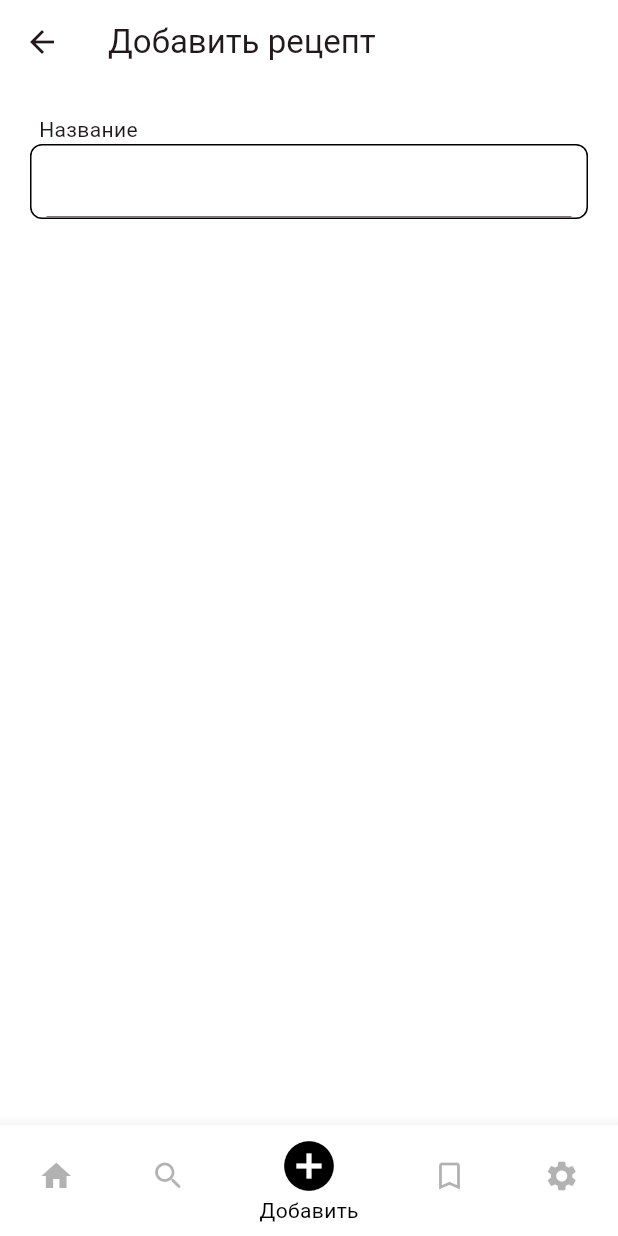
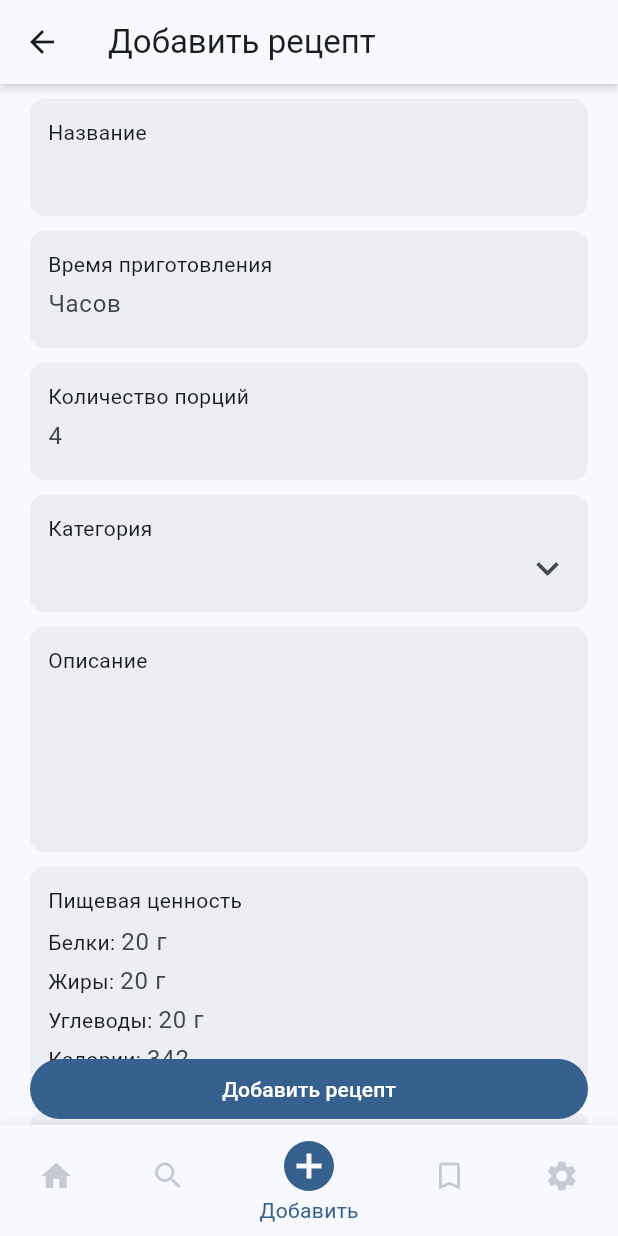
Before and after one commit to Aleksey6722/cook_manager, a Flutter app: the screen it shows after launch, item 3 of the bottom bar chosen, after a tap on the "arrow back" icon, on a phone screen of 412 x 824 dp. Run offline on Flutter 3.47's test engine with Material 3 defaults, Android fonts, the phone set to English and light mode, and no system bars; our stand-ins replace auto_route.

Commit message:
Form layout (without photo and recipie steps)

```diff
--- a/lib/features/add/view/add_screen.dart
+++ b/lib/features/add/view/add_screen.dart
@@ -1,4 +1,5 @@
 import 'package:auto_route/auto_route.dart';
+import 'package:cook_manager/features/add/add.dart';
 import 'package:cook_manager/features/add/view/base_form_field.dart';
 import 'package:flutter/material.dart';
 
@@ -15,30 +16,75 @@ class _AddScreenState extends State<AddScreen> {
 
   @override
   Widget build(BuildContext context) {
+    final theme = Theme.of(context);
     return Scaffold(
-      backgroundColor: Colors.white,
-      body: CustomScrollView(
-        slivers: [
-          SliverAppBar(
+      appBar: AppBar(
         title: Text('Добавить рецепт'),
         leading: IconButton(onPressed: () {}, icon: Icon(Icons.arrow_back)),
-            backgroundColor: Colors.white,
-            surfaceTintColor: Colors.transparent,
+        surfaceTintColor: theme.colorScheme.surface,
+        backgroundColor: theme.colorScheme.surface,
+        shadowColor: theme.colorScheme.surface,
+        elevation: 2,
       ),
+      body: Padding(
+        padding: EdgeInsets.only(left: 20, right: 20),
+        child: Stack(children: [
+          CustomScrollView(
+            slivers: [
               SliverToBoxAdapter(
-            child: Padding(
-              padding: EdgeInsets.only(top: 20, left: 20, right: 20),
                 child: Form(
                   key: _addRecepieFormKey,
                   child: Column(
                     children: [
-                      BaseFormField(),
+                      const SizedBox(height: 10),
+                      BaseFormField(labelText: 'Название'),
+                      const SizedBox(height: 10),
+                      BaseFormField(
+                        labelText: 'Время приготовления',
+                        hintText: 'Часов',
+                        isOnlyNumber: true,
+                      ),
+                      const SizedBox(height: 10),
+                      BaseFormField(
+                          labelText: 'Количество порций', hintText: '4'),
+                      const SizedBox(height: 10),
+                      BaseFormField(
+                          labelText: 'Категория', withSufficsIcon: true),
+                      const SizedBox(height: 10),
+                      BaseFormField(labelText: 'Описание', expandable: true),
+                      const SizedBox(height: 10),
+                      NutritionalValueWidget(),
+                      const SizedBox(height: 10),
+                      BaseFormField(
+                        labelText: 'Ссылка на источник',
+                        hintText: 'https://',
+                      ),
+                      SizedBox(height: 50),
                     ],
-                  )),
+                  ),
                 ),
               ),
             ],
           ),
+          Align(
+            alignment: Alignment.bottomCenter,
+            child: Row(
+              children: [
+                Expanded(
+                  child: TextButton(
+                    style: TextButton.styleFrom(
+                      backgroundColor: theme.colorScheme.primary,
+                      foregroundColor: theme.colorScheme.onPrimary,
+                    ),
+                    onPressed: () {},
+                    child: Text('Добавить рецепт'),
+                  ),
+                ),
+              ],
+            ),
+          )
+        ]),
+      ),
     );
   }
 }
--- a/lib/features/add/view/base_form_field.dart
+++ b/lib/features/add/view/base_form_field.dart
@@ -1,25 +1,56 @@
 import 'package:flutter/material.dart';
 
 class BaseFormField extends StatelessWidget {
-  const BaseFormField({super.key});
+  const BaseFormField({
+    super.key,
+    required this.labelText,
+    this.hintText,
+    this.isOnlyNumber = false,
+    this.withSufficsIcon = false,
+    this.expandable = false,
+  });
+
+  final String labelText;
+  final String? hintText;
+  final bool isOnlyNumber;
+  final bool withSufficsIcon;
+  final bool expandable;
 
   @override
   Widget build(BuildContext context) {
-    return Column(
-      crossAxisAlignment: CrossAxisAlignment.start,
-      children: [
-        Row(
-          children: [SizedBox(width: 6), Text('Название')],
-        ),
-        Container(
-          padding: EdgeInsets.symmetric(horizontal: 10),
-          decoration: BoxDecoration(
-            border: Border.all(color: Colors.black),
-            borderRadius: BorderRadius.all(Radius.circular(8)),
+    final theme = Theme.of(context);
+    return Container(
+      padding: const EdgeInsets.all(12),
+      decoration: BoxDecoration(
+          color: theme.colorScheme.surfaceContainer,
+          borderRadius: BorderRadius.circular(10)),
+      child: Column(
+        crossAxisAlignment: CrossAxisAlignment.start,
+        children: [
+          Text(labelText),
+          TextField(
+            maxLines: expandable ? 4 : null,
+            keyboardType: isOnlyNumber ? TextInputType.number : null,
+            decoration: InputDecoration(
+              hintText: hintText,
+              isDense: true,
+              contentPadding: EdgeInsets.symmetric(vertical: 5),
+              border: InputBorder.none,
+              // border: OutlineInputBorder(
+              //   borderRadius: BorderRadius.circular(8)
+              // ),
+              // focusedBorder: OutlineInputBorder(
+              //     borderRadius: BorderRadius.circular(8),
+              //   borderSide: BorderSide(color: theme.primaryColor),
+              // ),
+              suffixIcon: withSufficsIcon
+                  ? const Icon(Icons.keyboard_arrow_down_outlined, size: 30)
+                  : null,
+              suffixIconConstraints: BoxConstraints(maxHeight: 30),
+            ),
           ),
-          child: TextField(),
-        ),
-      ],
+        ],
+      ),
     );
   }
 }
--- /dev/null
+++ b/lib/features/add/view/nutritional_value_widget.dart
@@ -0,0 +1,109 @@
+import 'package:flutter/material.dart';
+
+class NutritionalValueWidget extends StatelessWidget {
+  const NutritionalValueWidget({
+    super.key,
+    this.hintText,
+    this.isOnlyNumber = false,
+    this.withSufficsIcon = false,
+    this.expandable = false,
+  });
+
+  final String? hintText;
+  final bool isOnlyNumber;
+  final bool withSufficsIcon;
+  final bool expandable;
+
+  @override
+  Widget build(BuildContext context) {
+    final theme = Theme.of(context);
+    return Container(
+      padding: const EdgeInsets.all(12),
+      decoration: BoxDecoration(
+          color: theme.colorScheme.surfaceContainer,
+          borderRadius: BorderRadius.circular(10)),
+      child: Column(
+        crossAxisAlignment: CrossAxisAlignment.start,
+        children: [
+          const Text('Пищевая ценность'),
+          SizedBox(height: 5),
+          Row(
+            mainAxisAlignment: MainAxisAlignment.start,
+            crossAxisAlignment: CrossAxisAlignment.center,
+            children: [
+              const Text("Белки: "),
+              Expanded(
+                child: TextField(
+                  keyboardType: TextInputType.number,
+                  decoration: InputDecoration(
+                    hintText: '20 г',
+                    isDense: true,
+                    contentPadding: EdgeInsets.symmetric(vertical: 1),
+                    border: InputBorder.none,
+                  ),
+                ),
+              ),
+            ],
+          ),
+          Row(
+            mainAxisAlignment: MainAxisAlignment.start,
+            crossAxisAlignment: CrossAxisAlignment.center,
+            children: [
+              const Text("Жиры: "),
+              Expanded(
+                child: TextField(
+                  keyboardType: TextInputType.number,
+                  decoration: InputDecoration(
+                    hintText: '20 г',
+                    isDense: true,
+                    contentPadding: EdgeInsets.symmetric(vertical: 1),
+                    border: InputBorder.none,
+                    constraints: BoxConstraints(),
+                  ),
+                ),
+              ),
+            ],
+          ),
+          Row(
+            mainAxisAlignment: MainAxisAlignment.start,
+            crossAxisAlignment: CrossAxisAlignment.center,
+            children: [
+              const Text("Углеводы: "),
+              Expanded(
+                child: TextField(
+                  keyboardType: TextInputType.number,
+                  decoration: InputDecoration(
+                    hintText: '20 г',
+                    isDense: true,
+                    contentPadding: EdgeInsets.symmetric(vertical: 1),
+                    border: InputBorder.none,
+                    constraints: BoxConstraints(),
+                  ),
+                ),
+              ),
+            ],
+          ),
+          Row(
+            mainAxisAlignment: MainAxisAlignment.start,
+            crossAxisAlignment: CrossAxisAlignment.center,
+            children: [
+              const Text("Калории: "),
+              Expanded(
+                child: TextField(
+                  keyboardType: TextInputType.number,
+                  decoration: InputDecoration(
+                    hintText: '342',
+                    isDense: true,
+                    contentPadding: EdgeInsets.symmetric(vertical: 1),
+                    border: InputBorder.none,
+                    constraints: BoxConstraints(),
+                  ),
+                ),
+              ),
+            ],
+          ),
+        ],
+      ),
+    );
+  }
+}
--- a/lib/features/add/view/view.dart
+++ b/lib/features/add/view/view.dart
@@ -1,2 +1,3 @@
 export 'add_screen.dart';
 export 'base_form_field.dart';
+export 'nutritional_value_widget.dart';
--- a/lib/features/home/view/home_screen.dart
+++ b/lib/features/home/view/home_screen.dart
@@ -22,13 +22,12 @@ class HomeScreen extends StatelessWidget {
         return Scaffold(
           body: child,
           bottomNavigationBar: BottomNavigationBar(
-            selectedItemColor: theme.primaryColor,
-            unselectedItemColor: theme.hintColor.withOpacity(0.3),
+            selectedItemColor: theme.colorScheme.primary,
+            unselectedItemColor: theme.colorScheme.secondary.withOpacity(0.3),
             currentIndex: tabsRouter.activeIndex,
             onTap: (index) => _openPage(index, tabsRouter),
             items: [
               BottomNavigationBarItem(
-                backgroundColor: theme.shadowColor,
                 icon: Icon(Icons.home),
                 label: 'Главная',
               ),
--- a/lib/features/main/view/main_menu_container.dart
+++ b/lib/features/main/view/main_menu_container.dart
@@ -37,7 +37,7 @@ class MainMenuContainer extends StatelessWidget {
                 bottomLeft: Radius.circular(10),
                 bottomRight: Radius.circular(10),
               ),
-              color: theme.hintColor,
+              color: theme.colorScheme.secondary.withOpacity(0.7),
             ),
             height: 35,
             child: Center(
--- a/lib/features/main/view/main_screen.dart
+++ b/lib/features/main/view/main_screen.dart
@@ -14,15 +14,16 @@ class MainScreen extends StatefulWidget {
 class _MainScreenState extends State<MainScreen> {
   @override
   Widget build(BuildContext context) {
+    final theme = Theme.of(context);
     return Scaffold(
-      backgroundColor: Colors.white,
+      appBar: AppBar(
+        title: Text('Категории'),
+        surfaceTintColor: theme.colorScheme.surface,
+        backgroundColor: theme.colorScheme.surface,
+        shadowColor: theme.colorScheme.surface,
+        elevation: 2,
+      ),
       body: CustomScrollView(slivers: [
-        SliverAppBar(
-          pinned: true,
-          title: Text('Категории'),
-          backgroundColor: Colors.white,
-          surfaceTintColor: Colors.transparent,
-        ),
         SliverToBoxAdapter(
           child: Padding(
             padding: EdgeInsets.only(top: 20, left: 20, right: 20),
@@ -62,9 +63,7 @@ class _MainScreenState extends State<MainScreen> {
             ),
           ),
         )
-      ]
-          //
-          ),
+      ]),
     );
   }
 }
--- a/lib/main.dart
+++ b/lib/main.dart
@@ -1,6 +1,5 @@
 import 'package:cook_manager/router/router.dart';
 import 'package:flutter/material.dart';
-
 
 void main() {
   runApp(const CookManager());
@@ -21,13 +20,13 @@ class _CookManagerState extends State<CookManager> {
     return MaterialApp.router(
       title: 'CookManager',
       theme: ThemeData(
-        primaryColor: Colors.black,
-        shadowColor: Colors.white,
         colorScheme: ColorScheme.fromSeed(
-            seedColor: Colors.black, onPrimary: Colors.white),
+          seedColor: Colors.blue,
+          brightness: Brightness.light,
+        ),
         useMaterial3: true,
       ),
-     routerConfig: _router.config(),
+      routerConfig: _router.config(),
     );
   }
 }
```
Lines whose indentation alone changed are shown as unchanged.
